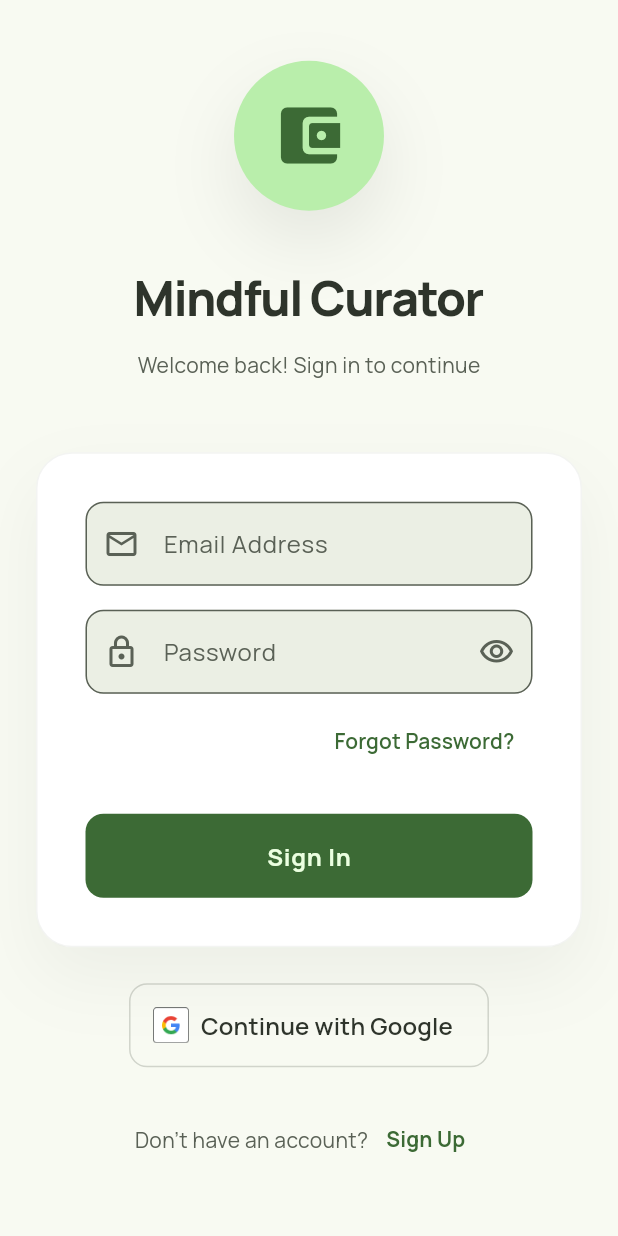
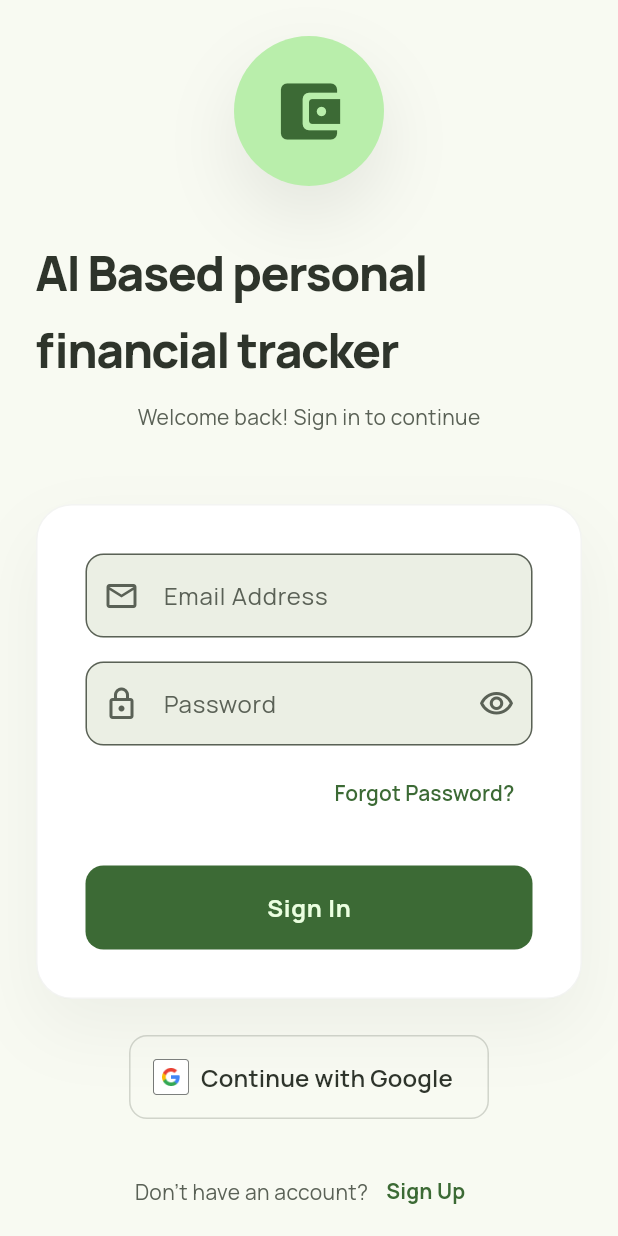
Before and after one commit to MazenAhmed75/graduation, a Flutter app: the screen it shows after launch, on a phone screen of 412 x 824 dp. Run offline on Flutter 3.47's test engine with Material 3 defaults, Android fonts, the phone set to English and light mode, and no system bars; our stand-ins replace cloud_firestore, connectivity_plus, firebase_auth, firebase_core, firebase_messaging, fl_chart and 6 more; accounts and stored records are empty.

Commit message:
Changed the title from mindful curator to the main name of the project

```diff
--- a/lib/l10n/app_en.arb
+++ b/lib/l10n/app_en.arb
@@ -1,6 +1,6 @@
 {
   "@@locale": "en",
-  "appName": "Mindful Curator",
+  "appName": "AI Based personal financial tracker",
   "goodMorning": "Good Morning",
   "goodAfternoon": "Good Afternoon",
   "goodEvening": "Good Evening",
--- a/lib/l10n/app_localizations.dart
+++ b/lib/l10n/app_localizations.dart
@@ -101,7 +101,7 @@
   /// No description provided for @appName.
   ///
   /// In en, this message translates to:
-  /// **'Mindful Curator'**
+  /// **'AI Based personal financial tracker'**
   String get appName;
 
   /// No description provided for @goodMorning.
--- a/lib/l10n/app_localizations_en.dart
+++ b/lib/l10n/app_localizations_en.dart
@@ -9,7 +9,7 @@
   AppLocalizationsEn([String locale = 'en']) : super(locale);
 
   @override
-  String get appName => 'Mindful Curator';
+  String get appName => 'AI Based personal financial tracker';
 
   @override
   String get goodMorning => 'Good Morning';
--- a/lib/main.dart
+++ b/lib/main.dart
@@ -53,9 +53,10 @@
       valueListenable: appLocale,
       builder: (context, locale, _) {
         return MaterialApp(
-          title: 'Mindful Curator',
+          title: 'AI Based personal financial tracker',
           debugShowCheckedModeBanner: false,
           theme: AppTheme.theme,
+
 
           // ── Localization setup ──────────────────────────────
           locale: locale,
```
Also changed, not shown: lib/screens/home_screen.dart (+10 -3 lines), lib/screens/profile_screen.dart (+11 -4 lines), lib/screens/register_screen.dart (+7 -6 lines), 4 other files.
